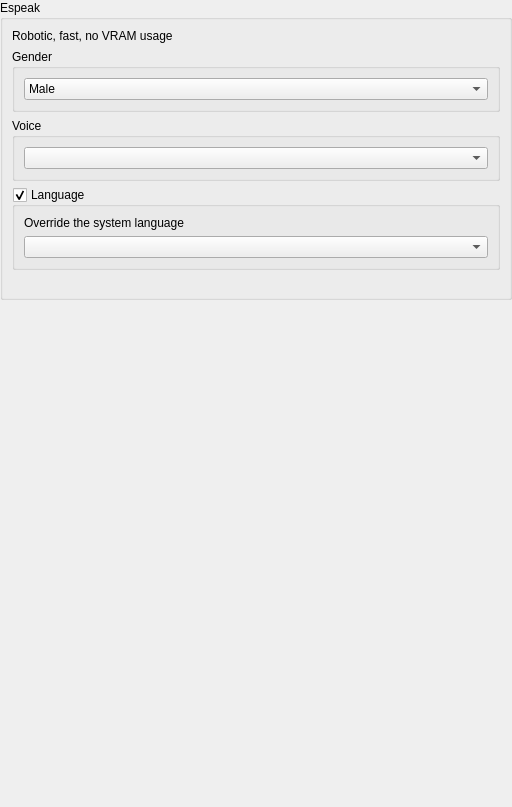
Before: the Qt Designer form src/airunner/widgets/tts/templates/espeak_preferences.ui in Capsize-Games/airunner, drawn with Qt 5.
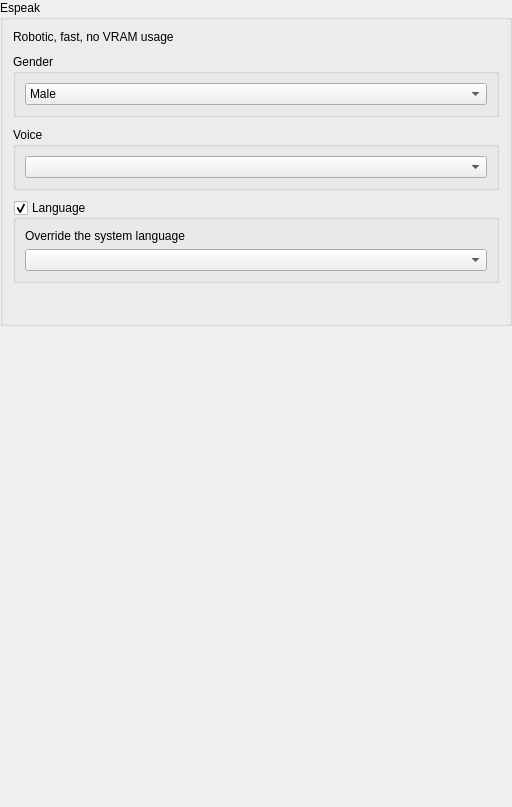
After: the same form once the commit is applied. Custom widgets are drawn as their Qt base class.

```diff
--- a/src/airunner/widgets/tts/templates/espeak_preferences.ui
+++ b/src/airunner/widgets/tts/templates/espeak_preferences.ui
@@ -51,6 +51,24 @@
       <bool>false</bool>
      </property>
      <layout class="QGridLayout" name="gridLayout_8">
+      <property name="leftMargin">
+       <number>10</number>
+      </property>
+      <property name="topMargin">
+       <number>10</number>
+      </property>
+      <property name="rightMargin">
+       <number>10</number>
+      </property>
+      <property name="bottomMargin">
+       <number>10</number>
+      </property>
+      <property name="horizontalSpacing">
+       <number>0</number>
+      </property>
+      <property name="verticalSpacing">
+       <number>10</number>
+      </property>
       <item row="5" column="0">
        <widget class="SliderWidget" name="pitch" native="true">
         <property name="slider_minimum" stdset="0">
```
Left out of the diff: 18 changed lines with no effect on the pictures.
